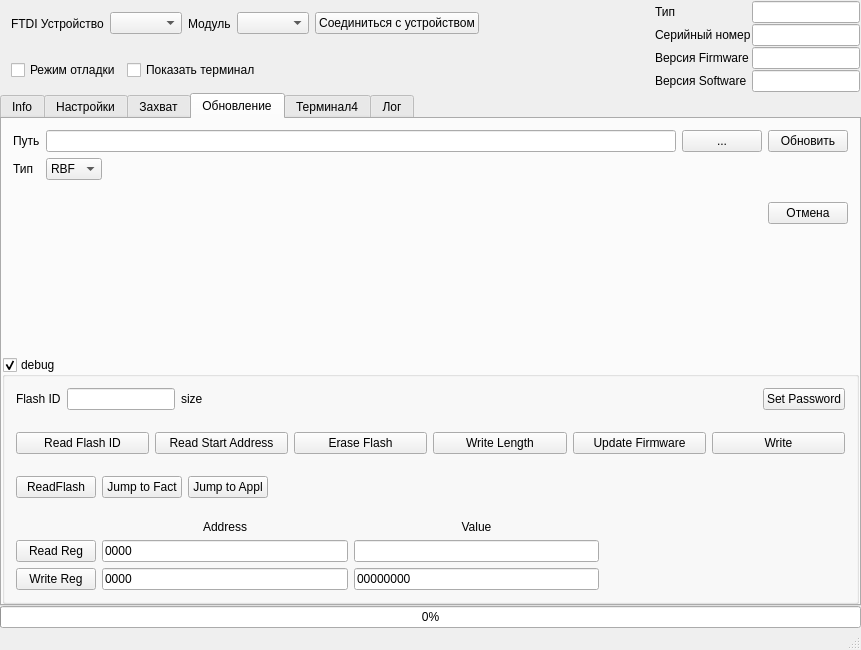
Before: the Qt Designer form FTDIDeviceControl/ftdidevicecontrol.ui in dzenmaster/FTDIDeviceControl, drawn with Qt 5.
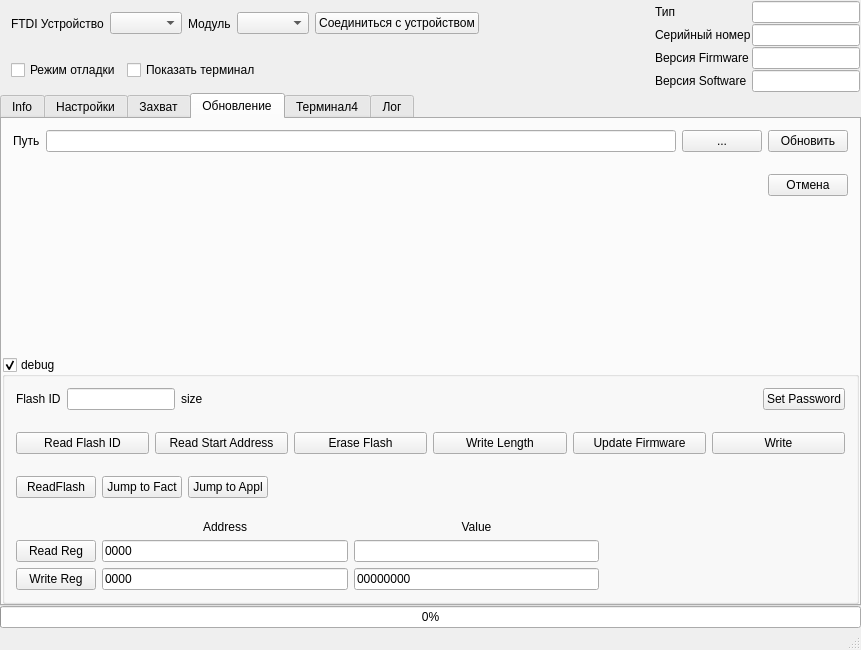
After: the same form once the commit is applied. The open tabs and pages were chosen to show the change. Icons and pictures are not drawn. Custom widgets are drawn as their Qt base class.

Diff of the .ui file:
```diff
--- a/FTDIDeviceControl/ftdidevicecontrol.ui
+++ b/FTDIDeviceControl/ftdidevicecontrol.ui
@@ -879,13 +879,6 @@
              </property>
             </widget>
            </item>
-           <item row="0" column="0">
-            <widget class="QLabel" name="label_7">
-             <property name="text">
-              <string>Путь</string>
-             </property>
-            </widget>
-           </item>
            <item row="0" column="2">
             <widget class="QPushButton" name="pbBrowseRBF">
              <property name="text">
@@ -900,33 +893,13 @@
              </property>
             </widget>
            </item>
-           <item row="1" column="0">
-            <widget class="QLabel" name="label_14">
+           <item row="0" column="0">
+            <widget class="QLabel" name="label_7">
              <property name="text">
-              <string>Тип</string>
+              <string>Путь</string>
              </property>
             </widget>
            </item>
-           <item row="1" column="1">
-            <widget class="QComboBox" name="cbFileType">
-             <property name="sizePolicy">
-              <sizepolicy hsizetype="Maximum" vsizetype="Fixed">
-               <horstretch>0</horstretch>
-               <verstretch>0</verstretch>
-              </sizepolicy>
-             </property>
-             <item>
-              <property name="text">
-               <string>RBF</string>
-              </property>
-             </item>
-             <item>
-              <property name="text">
-               <string>RPD</string>
-              </property>
-             </item>
-            </widget>
-           </item>
           </layout>
          </widget>
         </item>
```
